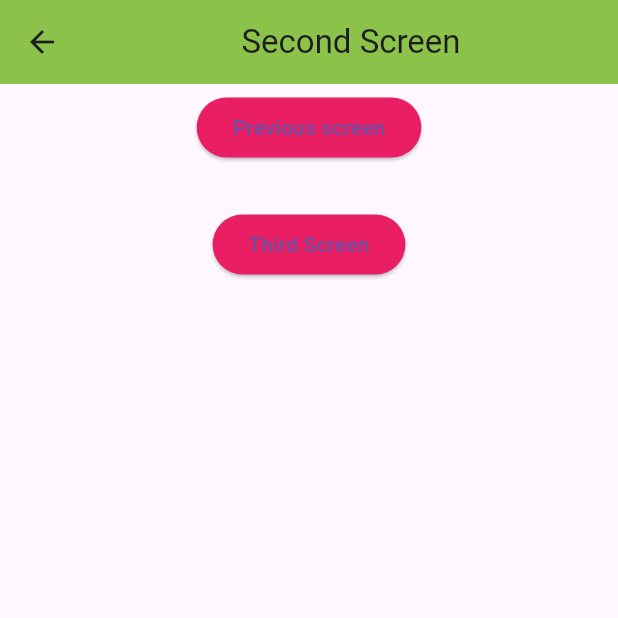
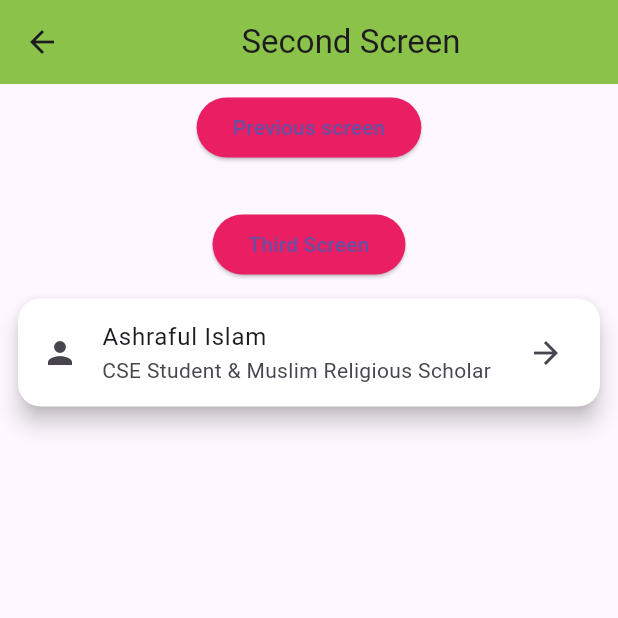
Before and after one commit to ashrafulislamakik/Flutter_Widgets_Module_5, a Flutter app: the SeconScreen screen opened directly, on a phone screen of 412 x 824 dp, the top half of it. Run offline on Flutter 3.47's test engine with Material 3 defaults, Android fonts, the phone set to English and light mode, and no system bars; network calls fail.

Commit message:
Update main.dart

```diff
--- a/lib/main.dart
+++ b/lib/main.dart
@@ -125,6 +125,23 @@ class SeconScreen extends StatelessWidget {
                Navigator.pushReplacement(context, MaterialPageRoute(builder: (context)=>thirdScreen()),);
               },
               child: Text("Third Screen")),
+
+
+              Card(
+              color: Colors.white,
+              elevation: 6,
+              margin: EdgeInsets.all(12),
+              shape: RoundedRectangleBorder(
+              borderRadius: BorderRadius.circular(15),
+              ),
+              child: ListTile(
+              leading: Icon(Icons.person),
+              title: Text("Ashraful Islam"),
+              subtitle: Text("CSE Student & Muslim Religious Scholar"),
+              trailing: Icon(Icons.arrow_forward),
+               ),
+              )
+
           ],
         ),
       ),
```
